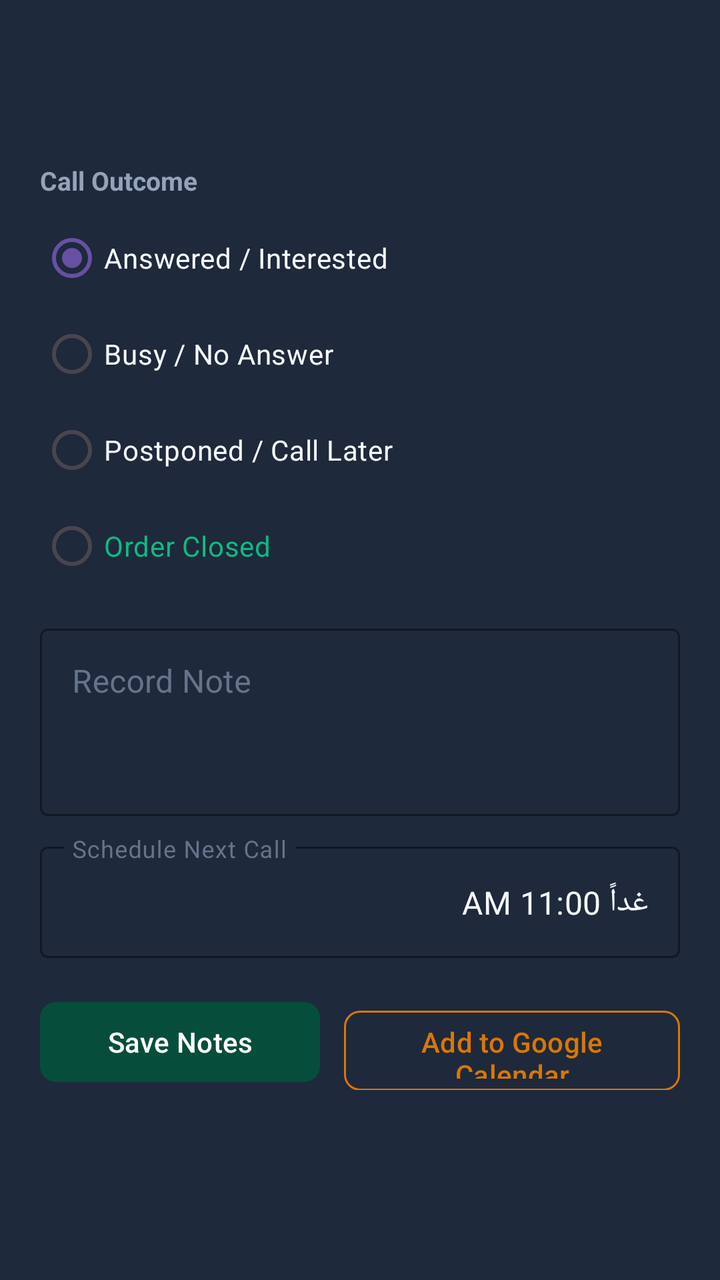
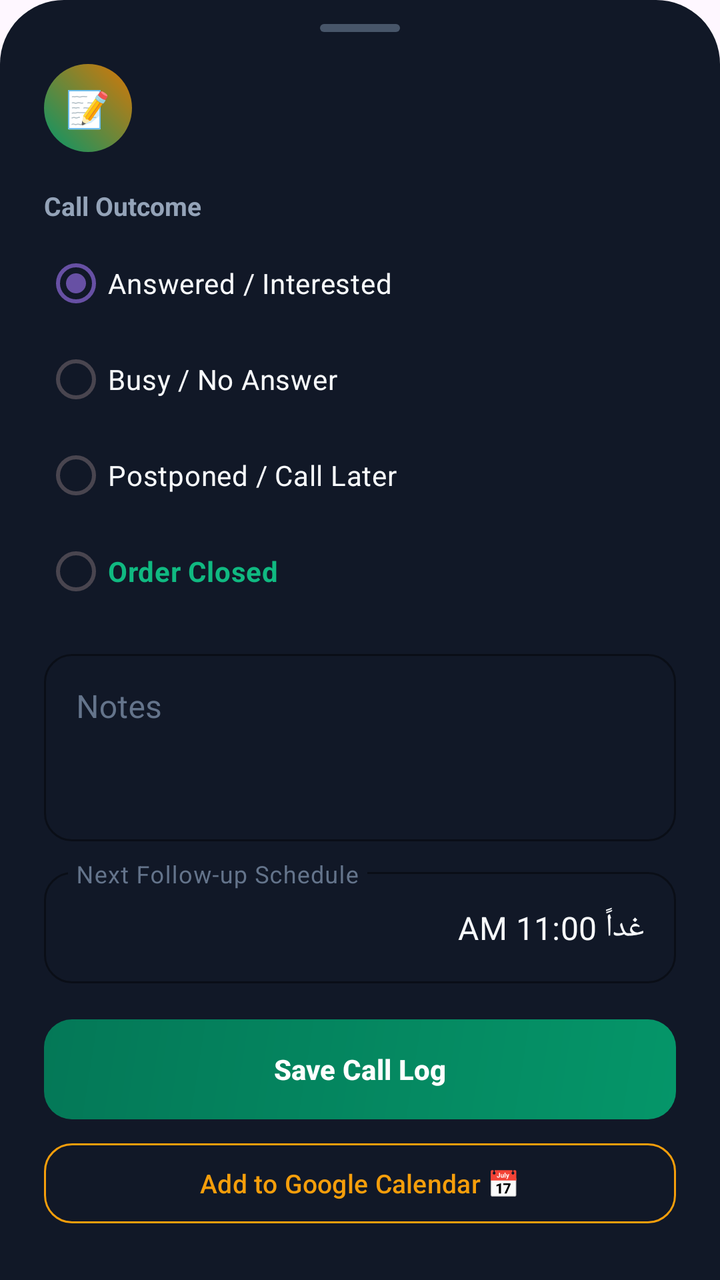

Before-and-after screenshots of an Android layout around one commit, followed by the original layout XML and the change that was made.
<!-- AndroidManifest.xml: application theme Theme.BetollaERP -->
<!-- res/layout/bottom_sheet_record_call.xml -->
<?xml version="1.0" encoding="utf-8"?>
<LinearLayout xmlns:android="http://schemas.android.com/apk/res/android"
    xmlns:app="http://schemas.android.com/apk/res-auto"
    android:layout_width="match_parent"
    android:layout_height="wrap_content"
    android:background="@color/surface"
    android:orientation="vertical"
    android:padding="20dp">

    <TextView
        android:id="@+id/tvSheetCustomerName"
        android:layout_width="wrap_content"
        android:layout_height="wrap_content"
        android:textColor="@color/text_primary"
        android:textSize="18sp"
        android:textStyle="bold" />

    <TextView
        android:id="@+id/tvSheetCustomerPhone"
        android:layout_width="wrap_content"
        android:layout_height="wrap_content"
        android:layout_marginTop="2dp"
        android:textColor="@color/accent"
        android:textSize="14sp" />

    
    <TextView
        android:layout_width="wrap_content"
        android:layout_height="wrap_content"
        android:layout_marginTop="16dp"
        android:text="@string/outcome_label"
        android:textColor="@color/text_secondary"
        android:textSize="13sp"
        android:textStyle="bold" />

    <RadioGroup
        android:id="@+id/rgOutcome"
        android:layout_width="match_parent"
        android:layout_height="wrap_content"
        android:layout_marginTop="6dp">

        <RadioButton
            android:id="@+id/rbAnswered"
            android:layout_width="wrap_content"
            android:layout_height="wrap_content"
            android:checked="true"
            android:text="@string/outcome_answered"
            android:textColor="@color/text_primary" />

        <RadioButton
            android:id="@+id/rbBusy"
            android:layout_width="wrap_content"
            android:layout_height="wrap_content"
            android:text="@string/outcome_busy"
            android:textColor="@color/text_primary" />

        <RadioButton
            android:id="@+id/rbPostponed"
            android:layout_width="wrap_content"
            android:layout_height="wrap_content"
            android:text="@string/outcome_postponed"
            android:textColor="@color/text_primary" />

        <RadioButton
            android:id="@+id/rbOrder"
            android:layout_width="wrap_content"
            android:layout_height="wrap_content"
            android:text="@string/outcome_order"
            android:textColor="@color/success" />
    </RadioGroup>

    
    <com.google.android.material.textfield.TextInputLayout
        style="@style/Widget.MaterialComponents.TextInputLayout.OutlinedBox"
        android:layout_width="match_parent"
        android:layout_height="wrap_content"
        android:layout_marginTop="12dp"
        android:hint="@string/action_notes"
        app:boxStrokeColor="@color/primary_light"
        app:hintTextColor="@color/accent"
        android:textColorHint="@color/text_muted">

        <com.google.android.material.textfield.TextInputEditText
            android:id="@+id/etCallNotes"
            android:layout_width="match_parent"
            android:layout_height="wrap_content"
            android:lines="3"
            android:gravity="top"
            android:inputType="textMultiLine"
            android:textColor="@color/text_primary" />
    </com.google.android.material.textfield.TextInputLayout>

    
    <com.google.android.material.textfield.TextInputLayout
        style="@style/Widget.MaterialComponents.TextInputLayout.OutlinedBox"
        android:layout_width="match_parent"
        android:layout_height="wrap_content"
        android:layout_marginTop="10dp"
        android:hint="@string/next_call_title"
        app:boxStrokeColor="@color/primary_light"
        app:hintTextColor="@color/accent"
        android:textColorHint="@color/text_muted">

        <com.google.android.material.textfield.TextInputEditText
            android:id="@+id/etNextCallDate"
            android:layout_width="match_parent"
            android:layout_height="wrap_content"
            android:inputType="text"
            android:text="غداً 11:00 AM"
            android:textColor="@color/text_primary" />
    </com.google.android.material.textfield.TextInputLayout>

    
    <LinearLayout
        android:layout_width="match_parent"
        android:layout_height="wrap_content"
        android:layout_marginTop="18dp"
        android:orientation="horizontal">

        <com.google.android.material.button.MaterialButton
            android:id="@+id/btnSaveNotes"
            android:layout_width="0dp"
            android:layout_height="48dp"
            android:layout_weight="1"
            android:layout_marginEnd="6dp"
            android:text="@string/btn_save_notes"
            android:textColor="@color/white"
            app:backgroundTint="@color/primary"
            app:cornerRadius="8dp" />

        <com.google.android.material.button.MaterialButton
            android:id="@+id/btnAddToCalendar"
            style="@style/Widget.Material3.Button.OutlinedButton"
            android:layout_width="0dp"
            android:layout_height="48dp"
            android:layout_weight="1.2"
            android:layout_marginStart="6dp"
            android:text="@string/btn_google_calendar"
            android:textColor="@color/accent"
            app:strokeColor="@color/accent"
            app:cornerRadius="8dp" />
    </LinearLayout>

</LinearLayout>
<!-- resources referenced by this layout -->
<resources>
  <color name="accent">#d97706</color>
  <color name="primary">#064e3b</color>
  <color name="primary_light">#047857</color>
  <color name="success">#10b981</color>
  <color name="surface">#1e293b</color>
  <color name="text_muted">#64748b</color>
  <color name="text_primary">#f8fafc</color>
  <color name="text_secondary">#94a3b8</color>
  <color name="white">#ffffff</color>
  <string name="action_notes">Record Note</string>
  <string name="btn_google_calendar">Add to Google Calendar</string>
  <string name="btn_save_notes">Save Notes</string>
  <string name="next_call_title">Schedule Next Call</string>
  <string name="outcome_answered">Answered / Interested</string>
  <string name="outcome_busy">Busy / No Answer</string>
  <string name="outcome_label">Call Outcome</string>
  <string name="outcome_order">Order Closed</string>
  <string name="outcome_postponed">Postponed / Call Later</string>
  <style name="Theme.BetollaERP" parent="Theme.Material3.DayNight.NoActionBar">
          <item name="android:statusBarColor">@color/status_bar</item>
          <item name="android:windowLightStatusBar">false</item>
          <item name="android:navigationBarColor">@color/background</item>
      </style>
  <color name="status_bar">#064e3b</color>
  <color name="background">#0f172a</color>
</resources>

<!-- the commit's change to res/layout/bottom_sheet_record_call.xml (unified diff, before → after) -->
@@ -3,31 +3,72 @@
     xmlns:app="http://schemas.android.com/apk/res-auto"
     android:layout_width="match_parent"
     android:layout_height="wrap_content"
-    android:background="@color/surface"
+    android:background="@drawable/bg_bottom_sheet"
     android:orientation="vertical"
-    android:padding="20dp">
+    android:paddingStart="22dp"
+    android:paddingTop="12dp"
+    android:paddingEnd="22dp"
+    android:paddingBottom="28dp">
 
-    <TextView
-        android:id="@+id/tvSheetCustomerName"
+    
+    <ImageView
         android:layout_width="wrap_content"
         android:layout_height="wrap_content"
-        android:textColor="@color/text_primary"
-        android:textSize="18sp"
-        android:textStyle="bold" />
+        android:layout_gravity="center_horizontal"
+        android:layout_marginBottom="16dp"
+        android:src="@drawable/ic_drag_handle" />
 
-    <TextView
-        android:id="@+id/tvSheetCustomerPhone"
-        android:layout_width="wrap_content"
+    
+    <LinearLayout
+        android:layout_width="match_parent"
         android:layout_height="wrap_content"
-        android:layout_marginTop="2dp"
-        android:textColor="@color/accent"
-        android:textSize="14sp" />
+        android:gravity="center_vertical"
+        android:orientation="horizontal">
+
+        <FrameLayout
+            android:layout_width="44dp"
+            android:layout_height="44dp"
+            android:background="@drawable/bg_avatar_circle">
+
+            <TextView
+                android:layout_width="wrap_content"
+                android:layout_height="wrap_content"
+                android:layout_gravity="center"
+                android:text="📝"
+                android:textSize="18sp" />
+        </FrameLayout>
+
+        <LinearLayout
+            android:layout_width="0dp"
+            android:layout_height="wrap_content"
+            android:layout_weight="1"
+            android:layout_marginStart="12dp"
+            android:orientation="vertical">
+
+            <TextView
+                android:id="@+id/tvSheetCustomerName"
+                android:layout_width="wrap_content"
+                android:layout_height="wrap_content"
+                android:textColor="@color/text_primary"
+                android:textSize="18sp"
+                android:textStyle="bold" />
+
+            <TextView
+                android:id="@+id/tvSheetCustomerPhone"
+                android:layout_width="wrap_content"
+                android:layout_height="wrap_content"
+                android:layout_marginTop="2dp"
+                android:textColor="@color/primary_light"
+                android:textSize="13sp"
+                android:textStyle="bold" />
+        </LinearLayout>
+    </LinearLayout>
 
     
     <TextView
         android:layout_width="wrap_content"
         android:layout_height="wrap_content"
-        android:layout_marginTop="16dp"
+        android:layout_marginTop="18dp"
         android:text="@string/outcome_label"
         android:textColor="@color/text_secondary"
         android:textSize="13sp"
@@ -66,7 +107,8 @@
             android:layout_width="wrap_content"
             android:layout_height="wrap_content"
             android:text="@string/outcome_order"
-            android:textColor="@color/success" />
+            android:textColor="@color/success"
+            android:textStyle="bold" />
     </RadioGroup>
 
     
@@ -76,6 +118,10 @@
         android:layout_height="wrap_content"
         android:layout_marginTop="12dp"
         android:hint="@string/action_notes"
+        app:boxCornerRadiusTopStart="14dp"
+        app:boxCornerRadiusTopEnd="14dp"
+        app:boxCornerRadiusBottomStart="14dp"
+        app:boxCornerRadiusBottomEnd="14dp"
         app:boxStrokeColor="@color/primary_light"
         app:hintTextColor="@color/accent"
         android:textColorHint="@color/text_muted">
@@ -97,6 +143,10 @@
         android:layout_height="wrap_content"
         android:layout_marginTop="10dp"
         android:hint="@string/next_call_title"
+        app:boxCornerRadiusTopStart="14dp"
+        app:boxCornerRadiusTopEnd="14dp"
+        app:boxCornerRadiusBottomStart="14dp"
+        app:boxCornerRadiusBottomEnd="14dp"
         app:boxStrokeColor="@color/primary_light"
         app:hintTextColor="@color/accent"
         android:textColorHint="@color/text_muted">
@@ -115,30 +165,30 @@
         android:layout_width="match_parent"
         android:layout_height="wrap_content"
         android:layout_marginTop="18dp"
-        android:orientation="horizontal">
+        android:orientation="vertical">
 
         <com.google.android.material.button.MaterialButton
             android:id="@+id/btnSaveNotes"
-            android:layout_width="0dp"
-            android:layout_height="48dp"
-            android:layout_weight="1"
-            android:layout_marginEnd="6dp"
+            android:layout_width="match_parent"
+            android:layout_height="50dp"
             android:text="@string/btn_save_notes"
             android:textColor="@color/white"
-            app:backgroundTint="@color/primary"
-            app:cornerRadius="8dp" />
+            android:textSize="14sp"
+            android:textStyle="bold"
+            android:background="@drawable/bg_button_emerald"
+            app:backgroundTint="@null" />
 
         <com.google.android.material.button.MaterialButton
             android:id="@+id/btnAddToCalendar"
             style="@style/Widget.Material3.Button.OutlinedButton"
-            android:layout_width="0dp"
+            android:layout_width="match_parent"
             android:layout_height="48dp"
-            android:layout_weight="1.2"
-            android:layout_marginStart="6dp"
+            android:layout_marginTop="8dp"
             android:text="@string/btn_google_calendar"
             android:textColor="@color/accent"
+            android:textSize="13sp"
             app:strokeColor="@color/accent"
-            app:cornerRadius="8dp" />
+            app:cornerRadius="14dp" />
     </LinearLayout>
 
 </LinearLayout>
<!-- resource entries referenced after the edit -->
@@ -1,18 +1,58 @@
 <!-- resources referenced by this layout -->
 <resources>
-  <color name="accent">#d97706</color>
-  <color name="primary">#064e3b</color>
-  <color name="primary_light">#047857</color>
-  <color name="success">#10b981</color>
-  <color name="surface">#1e293b</color>
-  <color name="text_muted">#64748b</color>
-  <color name="text_primary">#f8fafc</color>
-  <color name="text_secondary">#94a3b8</color>
-  <color name="white">#ffffff</color>
-  <string name="action_notes">Record Note</string>
-  <string name="btn_google_calendar">Add to Google Calendar</string>
-  <string name="btn_save_notes">Save Notes</string>
-  <string name="next_call_title">Schedule Next Call</string>
+  <color name="accent">#F59E0B</color>
+  <color name="primary_light">#34D399</color>
+  <color name="success">#10B981</color>
+  <color name="text_muted">#64748B</color>
+  <color name="text_primary">#F8FAFC</color>
+  <color name="text_secondary">#94A3B8</color>
+  <color name="white">#FFFFFF</color>
+  <!-- drawable bg_avatar_circle (drawable) -->
+  <?xml version="1.0" encoding="utf-8"?>
+  <shape xmlns:android="http://schemas.android.com/apk/res/android"
+      android:shape="oval">
+      <gradient
+          android:angle="45"
+          android:startColor="#059669"
+          android:endColor="#D97706" />
+  </shape>
+  <!-- drawable bg_bottom_sheet (drawable) -->
+  <?xml version="1.0" encoding="utf-8"?>
+  <shape xmlns:android="http://schemas.android.com/apk/res/android"
+      android:shape="rectangle">
+      <solid android:color="#111827" />
+      <corners
+          android:topLeftRadius="32dp"
+          android:topRightRadius="32dp" />
+  </shape>
+  <!-- drawable bg_button_emerald (drawable) -->
+  <?xml version="1.0" encoding="utf-8"?>
+  <ripple xmlns:android="http://schemas.android.com/apk/res/android"
+      android:color="#34D399">
+      <item>
+          <shape android:shape="rectangle">
+              <gradient
+                  android:angle="135"
+                  android:startColor="#059669"
+                  android:endColor="#047857" />
+              <corners android:radius="14dp" />
+          </shape>
+      </item>
+  </ripple>
+  <!-- drawable ic_drag_handle (drawable) -->
+  <?xml version="1.0" encoding="utf-8"?>
+  <shape xmlns:android="http://schemas.android.com/apk/res/android"
+      android:shape="rectangle">
+      <solid android:color="#475569" />
+      <corners android:radius="4dp" />
+      <size
+          android:width="40dp"
+          android:height="4dp" />
+  </shape>
+  <string name="action_notes">Notes</string>
+  <string name="btn_google_calendar">Add to Google Calendar 📅</string>
+  <string name="btn_save_notes">Save Call Log</string>
+  <string name="next_call_title">Next Follow-up Schedule</string>
   <string name="outcome_answered">Answered / Interested</string>
   <string name="outcome_busy">Busy / No Answer</string>
   <string name="outcome_label">Call Outcome</string>
@@ -23,7 +63,7 @@
           <item name="android:windowLightStatusBar">false</item>
           <item name="android:navigationBarColor">@color/background</item>
       </style>
-  <color name="status_bar">#064e3b</color>
-  <color name="background">#0f172a</color>
+  <color name="status_bar">#0A0E1A</color>
+  <color name="background">#0A0E1A</color>
 </resources>
 
